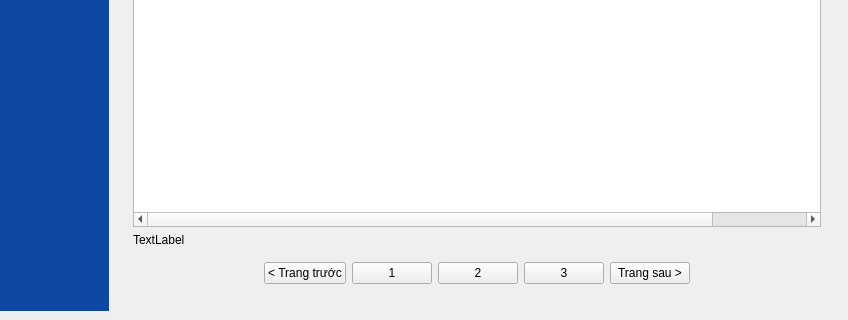
VanBao6002/PBL2_Appointment_Scheduling_System, file gui/adminwindow.ui: the form before one commit; both pictures show x 352 to 1200 and y 480 to 800 of the 1200 by 800 pixel window.
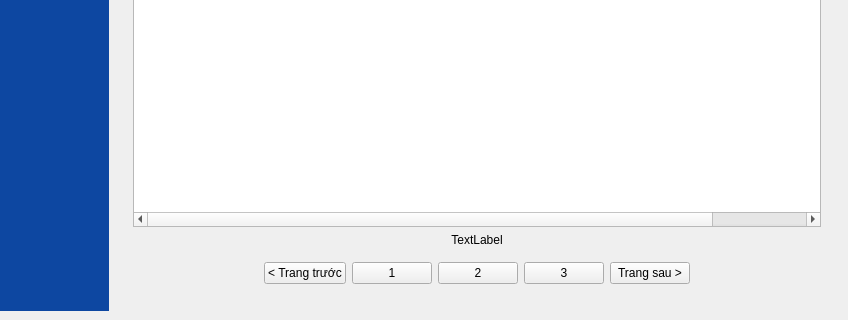
The form after the commit.

```diff
--- a/gui/adminwindow.ui
+++ b/gui/adminwindow.ui
@@ -823,6 +823,9 @@
              <property name="text">
               <string>TextLabel</string>
              </property>
+             <property name="alignment">
+              <set>Qt::AlignmentFlag::AlignCenter</set>
+             </property>
             </widget>
            </item>
            <item>
```
